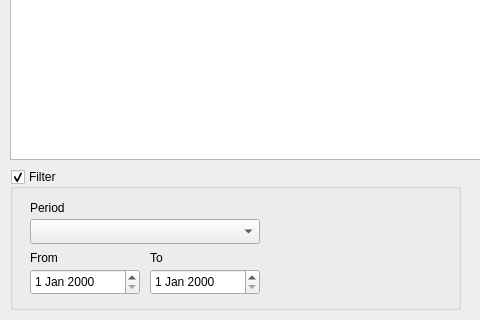
First picture: the form in Widget/IncomeWidget.ui, repository wslowinski/QtFinance, before the edit; both pictures show x 0 to 480 and y 311 to 631 of the 891 by 631 pixel window.
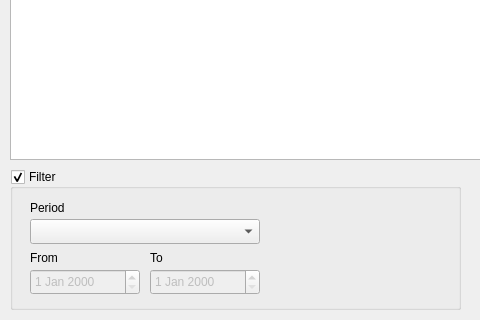
Second picture: the form after the edit. Icons and pictures are not drawn.

Commit message: Add incomes filters

```diff
--- a/Widget/IncomeWidget.ui
+++ b/Widget/IncomeWidget.ui
@@ -207,6 +207,9 @@
     </property>
    </widget>
    <widget class="QDateEdit" name="dtFrom">
+    <property name="enabled">
+     <bool>false</bool>
+    </property>
     <property name="geometry">
      <rect>
       <x>20</x>
@@ -217,6 +220,9 @@
     </property>
    </widget>
    <widget class="QDateEdit" name="dtTo">
+    <property name="enabled">
+     <bool>false</bool>
+    </property>
     <property name="geometry">
      <rect>
       <x>140</x>
```
Left out of the diff: 2 changed lines with no effect on the pictures. The commit also changes 6 other files.
